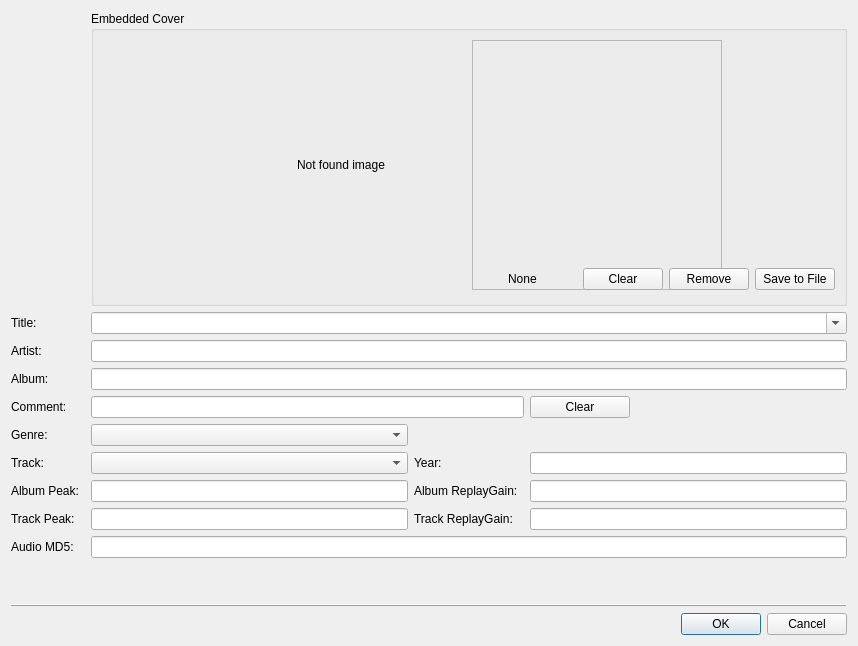
Old version of the form src/widget_shared/tageditpage.ui in the repository billlin0904/xamp2.
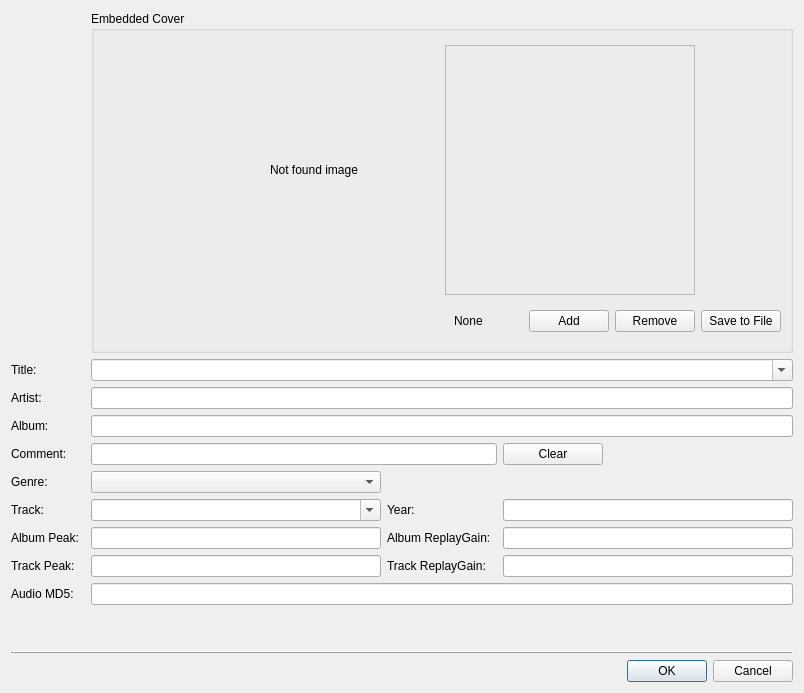
New version of the form.

The edit to the form file:
```diff
--- a/src/widget_shared/tageditpage.ui
+++ b/src/widget_shared/tageditpage.ui
@@ -6,14 +6,14 @@
    <rect>
     <x>0</x>
     <y>0</y>
-    <width>858</width>
-    <height>646</height>
+    <width>804</width>
+    <height>693</height>
    </rect>
   </property>
   <property name="windowTitle">
    <string>Frame</string>
   </property>
-  <layout class="QGridLayout" name="gridLayout">
+  <layout class="QGridLayout" name="gridLayout" rowstretch="0,0,0,0,0,0,0,0,0,0,0,0,0,0,0">
    <item row="8" column="2">
     <widget class="QLineEdit" name="albumPeakLineEdit">
      <property name="readOnly">
@@ -90,7 +90,7 @@
    <item row="6" column="2">
     <widget class="QComboBox" name="trackComboBox">
      <property name="editable">
-      <bool>false</bool>
+      <bool>true</bool>
      </property>
     </widget>
    </item>
@@ -179,18 +179,12 @@
    </item>
    <item row="0" column="2" colspan="4">
     <widget class="QGroupBox" name="groupBox">
-     <property name="minimumSize">
-      <size>
-       <width>0</width>
-       <height>200</height>
-      </size>
-     </property>
      <property name="title">
       <string>Embedded Cover</string>
      </property>
      <layout class="QVBoxLayout" name="verticalLayout">
       <item>
-       <layout class="QHBoxLayout" name="horizontalLayout_2">
+       <layout class="QHBoxLayout" name="horizontalLayout_2" stretch="0,1,1,0">
         <item>
          <spacer name="horizontalSpacer">
           <property name="orientation">
@@ -322,7 +316,7 @@
            </size>
           </property>
           <property name="text">
-           <string>Clear</string>
+           <string>Add</string>
           </property>
          </widget>
         </item>
```
